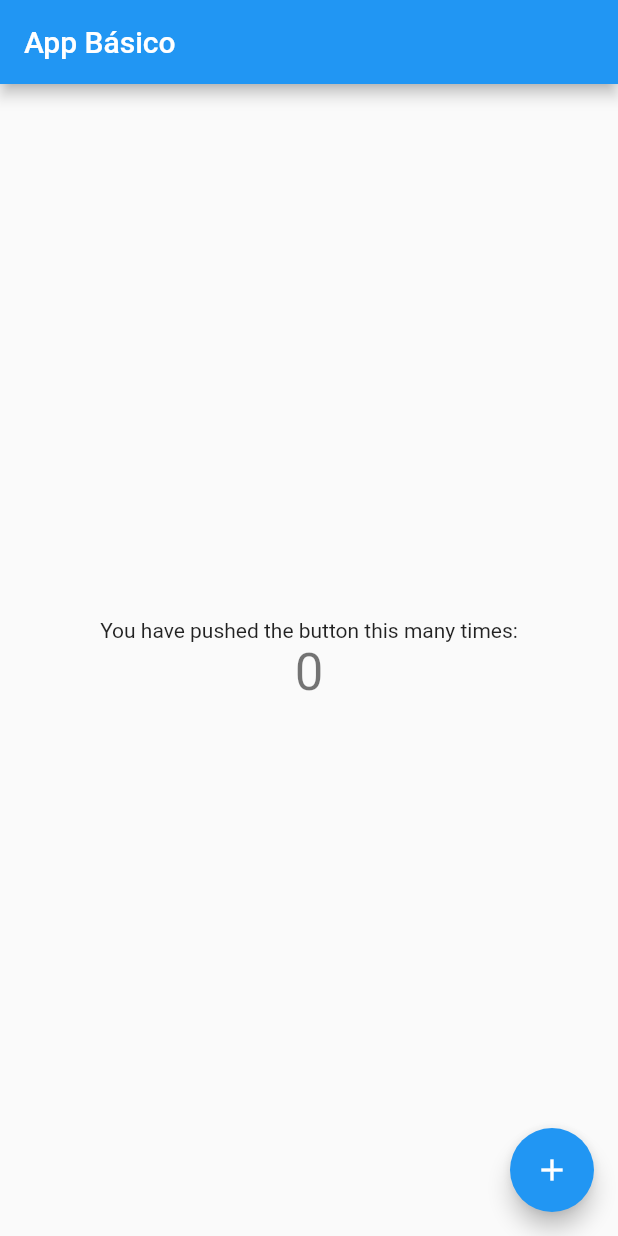
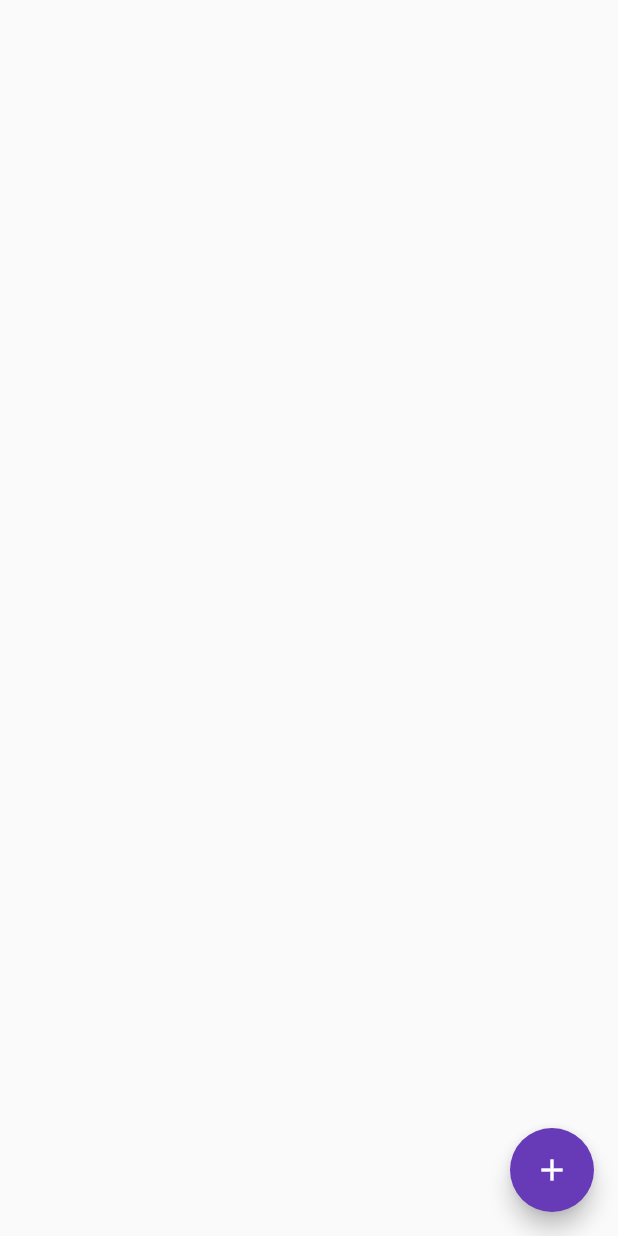
Before and after one commit to diegoBarbosaExternal/todoapp, a Flutter app: the screen it shows after launch, on a phone screen of 412 x 824 dp. Run offline on Flutter 3.47's test engine with Material 2 defaults, Android fonts, the phone set to English and light mode, and no system bars.

Commit message:
Limpeza do projeto inicial. Deixamos somente o botão de inclusão

```diff
--- a/lib/main.dart
+++ b/lib/main.dart
@@ -1,24 +1,17 @@
 import 'package:flutter/material.dart';
 
-void main() => runApp(MyApp());
+void main() => runApp(MyApp(), );
 
 class MyApp extends StatelessWidget {
+
   // This widget is the root of your application.
   @override
   Widget build(BuildContext context) {
     return MaterialApp(
+      debugShowCheckedModeBanner: false,
       title: 'Afazeres',
       theme: ThemeData(
-        // This is the theme of your application.
-        //
-        // Try running your application with "flutter run". You'll see the
-        // application has a blue toolbar. Then, without quitting the app, try
-        // changing the primarySwatch below to Colors.green and then invoke
-        // "hot reload" (press "r" in the console where you ran "flutter run",
-        // or simply save your changes to "hot reload" in a Flutter IDE).
-        // Notice that the counter didn't reset back to zero; the application
-        // is not restarted.
-        primarySwatch: Colors.blue,
+        primarySwatch: Colors.deepPurple,
       ),
       home: MyHomePage(title: 'App Básico'),
     );
@@ -28,15 +21,6 @@ class MyApp extends StatelessWidget {
 class MyHomePage extends StatefulWidget {
   MyHomePage({Key key, this.title}) : super(key: key);
 
-  // This widget is the home page of your application. It is stateful, meaning
-  // that it has a State object (defined below) that contains fields that affect
-  // how it looks.
-
-  // This class is the configuration for the state. It holds the values (in this
-  // case the title) provided by the parent (in this case the App widget) and
-  // used by the build method of the State. Fields in a Widget subclass are
-  // always marked "final".
-
   final String title;
 
   @override
@@ -44,18 +28,6 @@ class MyHomePage extends StatefulWidget {
 }
 
 class _MyHomePageState extends State<MyHomePage> {
-  int _counter = 0;
-
-  void _incrementCounter() {
-    setState(() {
-      // This call to setState tells the Flutter framework that something has
-      // changed in this State, which causes it to rerun the build method below
-      // so that the display can reflect the updated values. If we changed
-      // _counter without calling setState(), then the build method would not be
-      // called again, and so nothing would appear to happen.
-      _counter++;
-    });
-  }
 
   @override
   Widget build(BuildContext context) {
@@ -66,46 +38,12 @@ class _MyHomePageState extends State<MyHomePage> {
     // fast, so that you can just rebuild anything that needs updating rather
     // than having to individually change instances of widgets.
     return Scaffold(
-      appBar: AppBar(
-        // Here we take the value from the MyHomePage object that was created by
-        // the App.build method, and use it to set our appbar title.
-        title: Text(widget.title),
-      ),
-      body: Center(
-        // Center is a layout widget. It takes a single child and positions it
-        // in the middle of the parent.
-        child: Column(
-          // Column is also a layout widget. It takes a list of children and
-          // arranges them vertically. By default, it sizes itself to fit its
-          // children horizontally, and tries to be as tall as its parent.
-          //
-          // Invoke "debug painting" (press "p" in the console, choose the
-          // "Toggle Debug Paint" action from the Flutter Inspector in Android
-          // Studio, or the "Toggle Debug Paint" command in Visual Studio Code)
-          // to see the wireframe for each widget.
-          //
-          // Column has various properties to control how it sizes itself and
-          // how it positions its children. Here we use mainAxisAlignment to
-          // center the children vertically; the main axis here is the vertical
-          // axis because Columns are vertical (the cross axis would be
-          // horizontal).
-          mainAxisAlignment: MainAxisAlignment.center,
-          children: <Widget>[
-            Text(
-              'You have pushed the button this many times:',
-            ),
-            Text(
-              '$_counter',
-              style: Theme.of(context).textTheme.display1,
-            ),
-          ],
-        ),
-      ),
+
       floatingActionButton: FloatingActionButton(
-        onPressed: _incrementCounter,
+
         tooltip: 'Increment',
         child: Icon(Icons.add),
-      ), // This trailing comma makes auto-formatting nicer for build methods.
+      ),
     );
   }
 }
```
